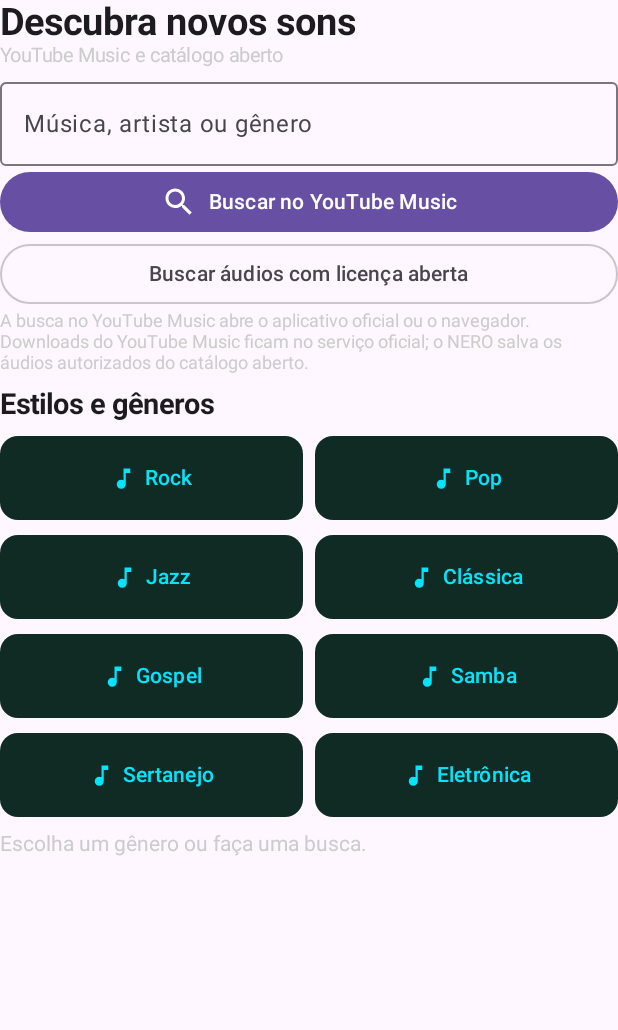
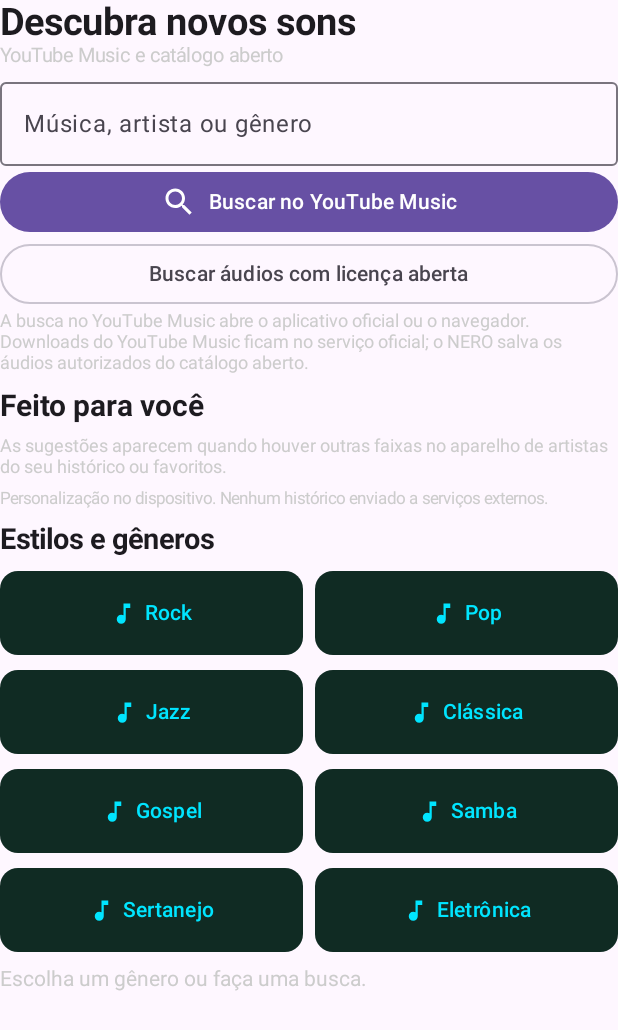
Before and after one commit to timachado/NERO-m-sic, an Android app built with Jetpack Compose: the composable DiscoveryScreen shown on its own in the app's theme, on a phone screen of 412 x 824 dp. Shown: the top 1030 px of the screen. Run offline under Robolectric (Android 15) with nearby library versions, the phone set to English and light mode, and no system bars; pictures from the network do not load; 12 statements that could not run were skipped.

Commit message:
Add on-device listening history and artist-based recommendations (0.6.1-dev)

```diff
--- a/app/build.gradle.kts
+++ b/app/build.gradle.kts
@@ -11,8 +11,8 @@ android {
         applicationId = "br.com.timachado.neromusic"
         minSdk = 26
         targetSdk = 35
-        versionCode = 9
-        versionName = "0.6.0-dev"
+        versionCode = 10
+        versionName = "0.6.1-dev"
     }
     buildFeatures { compose = true; buildConfig = true }
     compileOptions {
--- a/app/src/main/java/br/com/timachado/neromusic/Discovery.kt
+++ b/app/src/main/java/br/com/timachado/neromusic/Discovery.kt
@@ -138,7 +138,7 @@ internal fun openYouTubeMusic(context: Context, query: String): Boolean {
 }
 
 @Composable
-internal fun DiscoveryScreen(offline: Boolean, canPlay: Boolean, searchOnly:Boolean = false, onPlay:(MediaItem)->Unit) {
+internal fun DiscoveryScreen(offline: Boolean, canPlay: Boolean, searchOnly:Boolean = false, localTracks:List<Track> = emptyList(), favoriteIds:Set<String> = emptySet(), onPlay:(MediaItem)->Unit) {
     val context = LocalContext.current
     var showCatalog by remember { mutableStateOf(false) }
     var catalogQuery by remember { mutableStateOf("") }
@@ -195,6 +195,9 @@ internal fun DiscoveryScreen(offline: Boolean, canPlay: Boolean, searchOnly:Bool
                     Text("Explorar músicas, álbuns e artistas")
                 }
             }
+            if (!searchOnly) item {
+                PersonalRecommendations(localTracks, favoriteIds, canPlay, onPlay)
+            }
             if (BuildConfig.DEBUG && !searchOnly) item {
                 CatalogHomeShelf(onExplore = { term, kind -> catalogQuery = term; catalogKind = kind; showCatalog = true })
             }
--- a/app/src/main/java/br/com/timachado/neromusic/MainActivity.kt
+++ b/app/src/main/java/br/com/timachado/neromusic/MainActivity.kt
@@ -220,7 +220,7 @@ private fun NeroApp() {
                     } })
             } else if (tab == 3 || tab == 4 || (tab == 1 && !localSearch)) {
                 key(tab) {
-                DiscoveryScreen(offline = tab == 4, canPlay = controller != null, searchOnly = tab == 1, onPlay = { item ->
+                DiscoveryScreen(offline = tab == 4, canPlay = controller != null, searchOnly = tab == 1, localTracks = tracks, favoriteIds = favorites, onPlay = { item ->
                     controller?.let { p -> p.setMediaItem(item); p.prepare(); p.play() }
                 })
                 }
--- a/app/src/main/java/br/com/timachado/neromusic/PersonalLibrary.kt
+++ b/app/src/main/java/br/com/timachado/neromusic/PersonalLibrary.kt
@@ -28,7 +28,7 @@ import java.util.Date
 private val accent = Color(0xFF39FF14)
 private val cardColor = Color(0xFF10171C)
 private data class Mix(val id:String,val name:String,val ids:List<Long>)
-private data class Heard(val id:String,val title:String,val artist:String,val at:Long)
+internal data class Heard(val id:String,val title:String,val artist:String,val at:Long)
 private fun prefs(context:Context)=context.getSharedPreferences("nero_personal",Context.MODE_PRIVATE)
 private fun mixes(context:Context):List<Mix> = runCatching {
     val array=JSONArray(prefs(context).getString("mixes","[]") ?: "[]")
@@ -42,7 +42,7 @@ private fun saveMixes(context:Context, list:List<Mix>) {
     list.forEach { m -> data.put(JSONObject().put("id",m.id).put("name",m.name).put("tracks",JSONArray(m.ids))) }
     prefs(context).edit().putString("mixes",data.toString()).apply()
 }
-private fun history(context:Context):List<Heard> = runCatching {
+internal fun history(context:Context):List<Heard> = runCatching {
     val array=JSONArray(prefs(context).getString("history","[]") ?: "[]")
     (0 until array.length()).map { i ->
         val o=array.getJSONObject(i)
--- /dev/null
+++ b/app/src/main/java/br/com/timachado/neromusic/PersonalRecommendations.kt
@@ -0,0 +1,87 @@
+package br.com.timachado.neromusic
+
+import android.content.Context
+import android.content.SharedPreferences
+import androidx.compose.foundation.background
+import androidx.compose.foundation.layout.*
+import androidx.compose.foundation.lazy.LazyRow
+import androidx.compose.foundation.lazy.items
+import androidx.compose.foundation.shape.RoundedCornerShape
+import androidx.compose.material.icons.Icons
+import androidx.compose.material.icons.filled.*
+import androidx.compose.material3.*
+import androidx.compose.runtime.*
+import androidx.compose.ui.Alignment
+import androidx.compose.ui.Modifier
+import androidx.compose.ui.graphics.Color
+import androidx.compose.ui.platform.LocalContext
+import androidx.compose.ui.text.font.FontWeight
+import androidx.compose.ui.text.style.TextOverflow
+import androidx.compose.ui.unit.dp
+import androidx.compose.ui.unit.sp
+import androidx.media3.common.MediaItem
+import java.util.Locale
+
+private fun artistKey(value:String):String? = value.trim().lowercase(Locale.ROOT).takeIf {
+    it.isNotBlank() && it !in setOf("<unknown>","artista desconhecido","unknown artist","unknown")
+}
+
+@Composable
+internal fun PersonalRecommendations(tracks:List<Track>, favorites:Set<String>, canPlay:Boolean, onPlay:(MediaItem)->Unit) {
+    val context=LocalContext.current
+    val prefs=remember(context) { context.getSharedPreferences("nero_personal",Context.MODE_PRIVATE) }
+    var recent by remember { mutableStateOf(history(context)) }
+    DisposableEffect(prefs) {
+        val listener=SharedPreferences.OnSharedPreferenceChangeListener { _,key ->
+            if(key=="history" || key==null) recent=history(context)
+        }
+        prefs.registerOnSharedPreferenceChangeListener(listener)
+        recent=history(context)
+        onDispose { prefs.unregisterOnSharedPreferenceChangeListener(listener) }
+    }
+    val trackMap=remember(tracks) { tracks.associateBy { it.id } }
+    val heard=remember(recent,trackMap) { recent.mapNotNull { h -> h.id.toLongOrNull()?.let { trackMap[it] } }.distinctBy { it.id }.take(12) }
+    val suggestions=remember(tracks,recent,favorites) {
+        val score=mutableMapOf<String,Int>()
+        val recentIds=recent.map { it.id }.toSet()
+        recent.take(40).forEachIndexed { index,h ->
+            artistKey(h.artist)?.let { key -> score[key]=(score[key]?:0)+(40-index) }
+        }
+        tracks.filter { it.id.toString() in favorites }.forEach { t ->
+            artistKey(t.artist)?.let { key -> score[key]=(score[key]?:0)+20 }
+        }
+        tracks.filter { t -> t.id.toString() !in recentIds && t.id.toString() !in favorites && (score[artistKey(t.artist)]?:0)>0 }
+            .sortedWith(compareByDescending<Track> { score[artistKey(it.artist)]?:0 }.thenBy { it.title.lowercase(Locale.ROOT) }.thenBy { it.id })
+            .take(12)
+    }
+    Column(verticalArrangement=Arrangement.spacedBy(8.dp)) {
+        if(heard.isNotEmpty()) {
+            Text("Ouça novamente",fontSize=20.sp,fontWeight=FontWeight.Bold)
+            RecommendationRow(heard,canPlay,onPlay)
+        }
+        Text("Feito para você",fontSize=20.sp,fontWeight=FontWeight.Bold)
+        if(suggestions.isNotEmpty()) {
+            Text("Outras faixas locais dos artistas que você ouve ou favorita.",color=Color.LightGray,fontSize=12.sp)
+            RecommendationRow(suggestions,canPlay,onPlay)
+        } else Text("As sugestões aparecem quando houver outras faixas no aparelho de artistas do seu histórico ou favoritos.",color=Color.LightGray,fontSize=12.sp)
+        Text("Personalização no dispositivo. Nenhum histórico enviado a serviços externos.",color=Color.LightGray,fontSize=11.sp)
+    }
+}
+@Composable
+private fun RecommendationRow(tracks:List<Track>, canPlay:Boolean,onPlay:(MediaItem)->Unit) {
+    LazyRow(horizontalArrangement=Arrangement.spacedBy(10.dp)) {
+        items(tracks,key={it.id}) { track ->
+            Column(Modifier.width(132.dp).background(Color(0xFF10171C),RoundedCornerShape(12.dp)).padding(10.dp),
+                verticalArrangement=Arrangement.spacedBy(6.dp)) {
+                Box(Modifier.fillMaxWidth().aspectRatio(1f).background(Color(0xFF12313A),RoundedCornerShape(8.dp)),contentAlignment=Alignment.Center) {
+                    Icon(Icons.Default.MusicNote,null,tint=Color(0xFF00E5FF),modifier=Modifier.size(38.dp))
+                }
+                Text(track.title,maxLines=2,overflow=TextOverflow.Ellipsis,fontWeight=FontWeight.Medium,fontSize=14.sp)
+                Text(track.artist,maxLines=1,overflow=TextOverflow.Ellipsis,color=Color.LightGray,fontSize=12.sp)
+                TextButton(enabled=canPlay,onClick={onPlay(track.mediaItem())},contentPadding=PaddingValues(0.dp)) {
+                    Icon(Icons.Default.PlayArrow,null,tint=Color(0xFF39FF14)); Text("Ouvir",color=Color(0xFF39FF14))
+                }
+            }
+        }
+    }
+}
```
Also changed, not shown: 1 other file.
